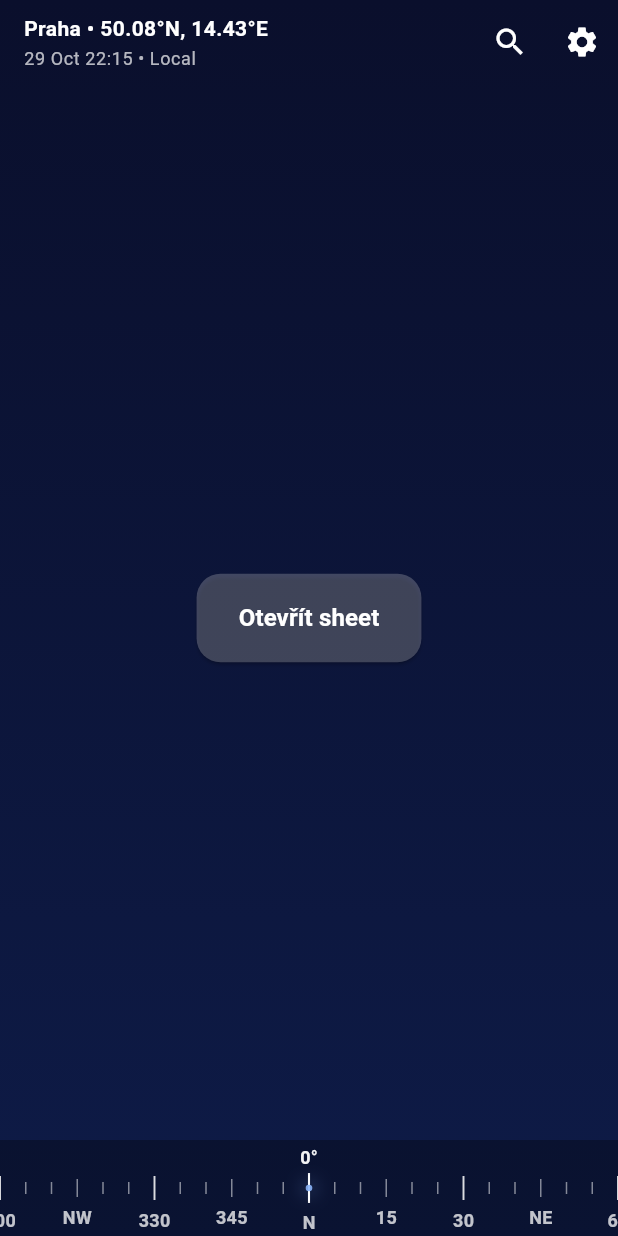
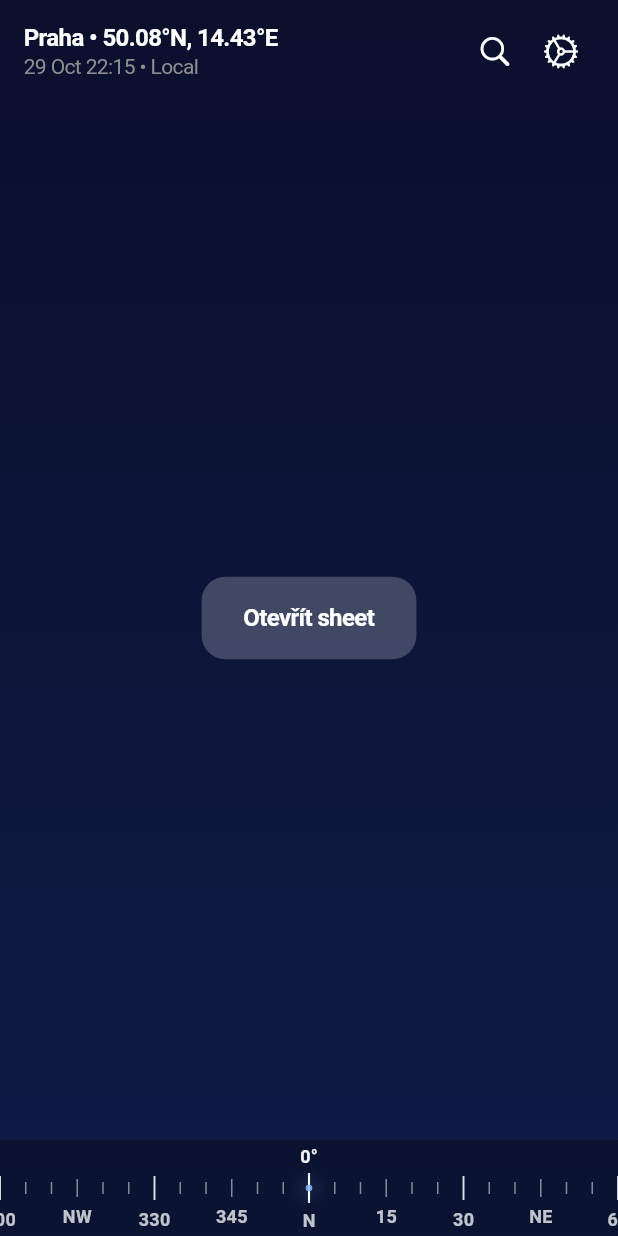
Before and after one commit to vojtechtomasek/livenight_skyview, a Flutter app: the screen it shows after launch, on a phone screen of 412 x 824 dp. Run offline on Flutter 3.47's test engine with Material 3 defaults, Android fonts, the phone set to English and light mode, and no system bars; our stand-ins replace auto_route, flutter_compass.

Commit message:
Refactor app to use Cupertino widgets for a consistent iOS design

```diff
--- a/lib/main.dart
+++ b/lib/main.dart
@@ -1,4 +1,4 @@
-import 'package:flutter/material.dart';
+import 'package:flutter/cupertino.dart';
 import 'package:provider/provider.dart';
 import 'providers/conpass_provider.dart';
 import 'routes/app_router.dart';
@@ -20,9 +20,12 @@ class MainApp extends StatelessWidget {
           create: (_) => CompassProvider()..start(),
         ),
       ],
-      child: MaterialApp.router(
+      child: CupertinoApp.router(
         debugShowCheckedModeBanner: false,
         routerConfig: appRouter.config(),
+        theme: const CupertinoThemeData(
+          brightness: Brightness.dark,
+        ),
       ),
     );
   }
--- a/lib/screens/intro/intro_screen.dart
+++ b/lib/screens/intro/intro_screen.dart
@@ -1,5 +1,5 @@
 import 'package:auto_route/annotations.dart';
-import 'package:flutter/material.dart';
+import 'package:flutter/cupertino.dart';
 
 @RoutePage()
 class IntroScreen extends StatelessWidget {
@@ -7,8 +7,8 @@ class IntroScreen extends StatelessWidget {
 
   @override
   Widget build(BuildContext context) {
-    return Scaffold(
-      body: Container(
+    return CupertinoPageScaffold(
+      child: Container(
         decoration: const BoxDecoration(
           gradient: LinearGradient(
             begin: Alignment.topCenter,
--- a/lib/screens/object_detail/widgets/object_basic_info.dart
+++ b/lib/screens/object_detail/widgets/object_basic_info.dart
@@ -1,4 +1,4 @@
-import 'package:flutter/material.dart';
+import 'package:flutter/cupertino.dart';
 import 'info_row.dart';
 
 class ObjectBasicInfo extends StatelessWidget {
@@ -12,7 +12,7 @@ class ObjectBasicInfo extends StatelessWidget {
         Text(
           "Basic Info",
           style: TextStyle(
-            color: Colors.white,
+            color: CupertinoColors.white,
             fontSize: 18,
             fontWeight: FontWeight.w600,
           ),
--- a/lib/screens/object_detail/widgets/object_description.dart
+++ b/lib/screens/object_detail/widgets/object_description.dart
@@ -1,4 +1,4 @@
-import 'package:flutter/material.dart';
+import 'package:flutter/cupertino.dart';
 
 class ObjectDescription extends StatelessWidget {
   const ObjectDescription({super.key});
@@ -11,7 +11,7 @@ class ObjectDescription extends StatelessWidget {
         const Text(
           "Description",
           style: TextStyle(
-            color: Colors.white,
+            color: CupertinoColors.white,
             fontSize: 18,
             fontWeight: FontWeight.w600,
           ),
@@ -20,7 +20,7 @@ class ObjectDescription extends StatelessWidget {
         Text(
           "This is a placeholder description for the selected object. ",
           style: TextStyle(
-            color: Colors.white.withValues(alpha: 0.85),
+            color: CupertinoColors.white.withOpacity(0.85),
             height: 1.5,
             fontSize: 14.5,
           ),
--- a/lib/screens/settings/widgets/display_settings.dart
+++ b/lib/screens/settings/widgets/display_settings.dart
@@ -1,4 +1,4 @@
-import 'package:flutter/material.dart';
+import 'package:flutter/cupertino.dart';
 import 'settings_section_title.dart';
 import 'settings_title.dart';
 
@@ -23,8 +23,9 @@ class DisplaySettingsSection extends StatelessWidget {
         SettingsTile(
           title: "Show Constellation Lines",
           subtitle: "Display lines connecting stars",
-          trailing: Switch(
+          trailing: CupertinoSwitch(
               value: showConstellationLines,
+              activeColor: CupertinoColors.activeBlue,
               onChanged: onShowConstellationLinesChanged),
         ),
       ],
--- a/lib/screens/settings/widgets/settings_section_title.dart
+++ b/lib/screens/settings/widgets/settings_section_title.dart
@@ -1,4 +1,4 @@
-import 'package:flutter/material.dart';
+import 'package:flutter/cupertino.dart';
 
 class SettingsSectionTitle extends StatelessWidget {
   final String title;
@@ -9,7 +9,7 @@ class SettingsSectionTitle extends StatelessWidget {
     return Text(
       title,
       style: TextStyle(
-        color: Colors.white.withValues(alpha: 0.8),
+        color: CupertinoColors.white.withOpacity(0.8),
         fontSize: 16,
         fontWeight: FontWeight.bold,
         letterSpacing: 0.5,
--- a/lib/screens/sky_view/sky_view_screen.dart
+++ b/lib/screens/sky_view/sky_view_screen.dart
@@ -1,4 +1,4 @@
-import 'package:flutter/material.dart';
+import 'package:flutter/cupertino.dart';
 import 'package:auto_route/auto_route.dart';
 import '../../routes/app_router.dart';
 import '../object_detail/object_detail_screen.dart';
@@ -45,54 +45,44 @@ class _SkyViewScreenState extends State<SkyViewScreen> {
 
   @override
   Widget build(BuildContext context) {
-    return Scaffold(
-      body: Stack(
+    return CupertinoPageScaffold(
+      child: GestureDetector(
+        onTap: () {
+          if (_isSearching) {
+            FocusScope.of(context).unfocus();
+            _hideSearch();
+          }
+        },
+        child: Stack(
           children: [
             const SkyViewBackground(),
 
-          SafeArea(
+            Positioned(
+              top: 0,
+              left: 0,
+              right: 0,
+              child: SafeArea(
                 bottom: false,
                 child: _isSearching
                     ? Padding(
                         padding: const EdgeInsets.symmetric(horizontal: 16, vertical: 8),
-                    child: TextField(
+                        child: GestureDetector(
+                          onTap: () {},
+                          child: CupertinoSearchTextField(
                             controller: _searchController,
                             focusNode: _searchFocusNode,
-                      style: const TextStyle(color: Colors.white),
-                      decoration: InputDecoration(
-                        hintText: 'Search objects...',
-                        hintStyle: const TextStyle(color: Colors.white70),
-                        prefixIcon: IconButton(
-                          icon: const Icon(Icons.arrow_back, color: Colors.white),
-                          onPressed: _hideSearch,
-                        ),
-                        suffixIcon: _searchController.text.isNotEmpty
-                            ? IconButton(
-                                icon: const Icon(Icons.clear, color: Colors.white),
-                                onPressed: () {
+                            style: const TextStyle(color: CupertinoColors.white),
+                            placeholder: 'Search objects...',
+                            placeholderStyle: const TextStyle(color: CupertinoColors.systemGrey),
+                            backgroundColor: CupertinoColors.white.withOpacity(0.15),
+                            onChanged: (value) {
+                              setState(() {});
+                            },
+                            onSuffixTap: () {
                               _searchController.clear();
                               setState(() {});
                             },
-                              )
-                            : null,
-                        filled: true,
-                        fillColor: Colors.white.withValues(alpha: 0.15),
-                        border: OutlineInputBorder(
-                          borderRadius: BorderRadius.circular(12),
-                          borderSide: const BorderSide(color: Colors.white24),
                           ),
-                        enabledBorder: OutlineInputBorder(
-                          borderRadius: BorderRadius.circular(12),
-                          borderSide: const BorderSide(color: Colors.white24),
-                        ),
-                        focusedBorder: OutlineInputBorder(
-                          borderRadius: BorderRadius.circular(12),
-                          borderSide: const BorderSide(color: Colors.white54),
-                        ),
-                      ),
-                      onChanged: (value) {
-                        setState(() {});
-                      },
                         ),
                       )
                     : SkyViewTopBar(
@@ -102,29 +92,32 @@ class _SkyViewScreenState extends State<SkyViewScreen> {
                         onSearchTap: _showSearch,
                       ),
               ),
+            ),
 
             const SkyViewBottomBar(),
 
             // Tlačítko jako POSLEDNÍ vrstva (nejvyšší z-index)
             Center(
-            child: ElevatedButton(
+              child: CupertinoButton(
                 onPressed: () {
                   showObjectDetailSheet(context);
                 },
-              style: ElevatedButton.styleFrom(
-                backgroundColor: Colors.white.withValues(alpha: 0.22),
-                foregroundColor: Colors.white,
+                color: CupertinoColors.white.withOpacity(0.22),
                 padding: const EdgeInsets.symmetric(horizontal: 28, vertical: 18),
-                shape: RoundedRectangleBorder(borderRadius: BorderRadius.circular(16)),
-              ),
+                borderRadius: BorderRadius.circular(16),
                 child: const Text(
                   'Otevřít sheet',
-                style: TextStyle(fontSize: 16, fontWeight: FontWeight.w600),
+                  style: TextStyle(
+                    fontSize: 16,
+                    fontWeight: FontWeight.w600,
+                    color: CupertinoColors.white,
+                  ),
                 ),
               ),
             ),
           ],
         ),
+      ),
     );
   }
 }
--- a/lib/screens/sky_view/widgets/compass_widget.dart
+++ b/lib/screens/sky_view/widgets/compass_widget.dart
@@ -1,4 +1,4 @@
-import 'package:flutter/material.dart';
+import 'package:flutter/cupertino.dart';
 
 class CompassWidget extends StatelessWidget {
   final double heading;        // azimut [0..360)
@@ -10,7 +10,7 @@ class CompassWidget extends StatelessWidget {
     super.key,
     required this.heading,
     this.fovDegrees = 120,
-    this.color = Colors.white,
+    this.color = CupertinoColors.white,
     this.markerColor = const Color(0xFF8AB4F8),
   });
 
@@ -22,8 +22,8 @@ class CompassWidget extends StatelessWidget {
         fov: fovDegrees.clamp(30, 180),
         color: color,
         markerColor: markerColor,
-        textStyle: Theme.of(context).textTheme.bodySmall?.copyWith(
-              color: color.withValues(alpha: .75),
+        textStyle: CupertinoTheme.of(context).textTheme.textStyle.copyWith(
+              color: color.withOpacity(.75),
               fontSize: 12,
               fontWeight: FontWeight.w600,
               letterSpacing: 0.2,
@@ -75,11 +75,11 @@ class _CompassPainter extends CustomPainter {
     final centerY = h / 2;
 
     final tickMinor = Paint()
-      ..color = color.withValues(alpha: .5)
+      ..color = color.withOpacity(.5)
       ..strokeWidth = 1;
 
     final tickMajor = Paint()
-      ..color = color.withValues(alpha: .85)
+      ..color = color.withOpacity(.85)
       ..strokeWidth = 1.3;
 
     final pxPerDeg = w / fov;
@@ -126,7 +126,7 @@ class _CompassPainter extends CustomPainter {
 
     // Glow efekt (rozmazaná modrá)
     final glow = Paint()
-      ..color = markerColor.withValues(alpha: .4)
+      ..color = markerColor.withOpacity(.4)
       ..maskFilter = const MaskFilter.blur(BlurStyle.normal, 6);
     canvas.drawCircle(Offset(cx, centerY), 4, glow);
 
@@ -135,7 +135,7 @@ class _CompassPainter extends CustomPainter {
       Offset(cx, centerY - 10),
       Offset(cx, centerY + 10),
       Paint()
-        ..color = Colors.white.withValues(alpha: .9)
+        ..color = CupertinoColors.white.withOpacity(.9)
         ..strokeWidth = 1.4,
     );
 
@@ -144,7 +144,7 @@ class _CompassPainter extends CustomPainter {
       Offset(cx, centerY),
       2.2,
       Paint()
-        ..color = markerColor.withValues(alpha: .9)
+        ..color = markerColor.withOpacity(.9)
         ..style = PaintingStyle.fill,
     );
 
@@ -154,7 +154,7 @@ class _CompassPainter extends CustomPainter {
       text: TextSpan(
         text: '$centerDeg°',
         style: (textStyle ?? const TextStyle()).copyWith(
-          color: Colors.white.withValues(alpha: .95),
+          color: CupertinoColors.white.withOpacity(.95),
           fontWeight: FontWeight.w700,
         ),
       ),
--- a/lib/screens/sky_view/widgets/sky_view_background.dart
+++ b/lib/screens/sky_view/widgets/sky_view_background.dart
@@ -1,4 +1,4 @@
-import 'package:flutter/material.dart';
+import 'package:flutter/cupertino.dart';
 
 class SkyViewBackground extends StatelessWidget {
   const SkyViewBackground({super.key});
--- a/lib/screens/sky_view/widgets/sky_view_bottom_bar.dart
+++ b/lib/screens/sky_view/widgets/sky_view_bottom_bar.dart
@@ -1,4 +1,4 @@
-import 'package:flutter/material.dart';
+import 'package:flutter/cupertino.dart';
 import 'package:provider/provider.dart';
 import '../../../providers/conpass_provider.dart';
 import 'compass_widget.dart';
@@ -15,14 +15,14 @@ class SkyViewBottomBar extends StatelessWidget {
         top: false,
         child: Container(
           height: 64,
-          color: Colors.black.withValues(alpha: .30),
+          color: CupertinoColors.black.withOpacity(.30),
           child: Consumer<CompassProvider>(
             builder: (_, compass, __) {
               final heading = compass.heading ?? 0.0;
               return CompassWidget(
                 heading: heading,
                 fovDegrees: 120,
-                color: Colors.white,
+                color: CupertinoColors.white,
                 markerColor: const Color(0xFF8AB4F8),
               );
             },
--- a/lib/screens/sky_view/widgets/sky_view_top_bar.dart
+++ b/lib/screens/sky_view/widgets/sky_view_top_bar.dart
@@ -1,6 +1,6 @@
-import 'package:flutter/material.dart';
+import 'package:flutter/cupertino.dart';
 
-class SkyViewTopBar extends StatelessWidget implements PreferredSizeWidget {
+class SkyViewTopBar extends StatelessWidget {
   final VoidCallback? onSearchTap;
   final VoidCallback? onSettingsTap;
 
@@ -12,44 +12,59 @@ class SkyViewTopBar extends StatelessWidget implements PreferredSizeWidget {
 
   @override
   Widget build(BuildContext context) {
-    return AppBar(
-      backgroundColor: Colors.transparent,
-      elevation: 0,
-      automaticallyImplyLeading: false,
-      title: Column(
+    return Container(
+      padding: const EdgeInsets.symmetric(horizontal: 16, vertical: 12),
+      color: CupertinoColors.transparent,
+      child: SafeArea(
+        bottom: false,
+        child: Row(
+          children: [
+            Expanded(
+              child: Column(
                 crossAxisAlignment: CrossAxisAlignment.start,
                 children: [
                   Text(
                     "Praha • 50.08°N, 14.43°E",
-            style: Theme.of(context).textTheme.bodyMedium?.copyWith(
-                  color: Colors.white,
+                    style: CupertinoTheme.of(context).textTheme.textStyle.copyWith(
+                          color: CupertinoColors.white,
                           fontWeight: FontWeight.w600,
+                          fontSize: 16,
                         ),
                     overflow: TextOverflow.ellipsis,
                   ),
                   const SizedBox(height: 2),
                   Text(
                     "29 Oct 22:15 • Local",
-            style: Theme.of(context).textTheme.bodySmall?.copyWith(
-                  color: Colors.white70,
+                    style: CupertinoTheme.of(context).textTheme.textStyle.copyWith(
+                          color: CupertinoColors.systemGrey,
+                          fontSize: 14,
                         ),
                     overflow: TextOverflow.ellipsis,
                   ),
                 ],
               ),
-      actions: [
-        IconButton(
+            ),
+            CupertinoButton(
+              padding: EdgeInsets.zero,
               onPressed: onSearchTap,
-          icon: const Icon(Icons.search, color: Colors.white),
+              child: const Icon(
+                CupertinoIcons.search,
+                color: CupertinoColors.white,
+                size: 24,
               ),
-        IconButton(
+            ),
+            CupertinoButton(
+              padding: EdgeInsets.zero,
               onPressed: onSettingsTap,
-          icon: const Icon(Icons.settings, color: Colors.white),
+              child: const Icon(
+                CupertinoIcons.settings,
+                color: CupertinoColors.white,
+                size: 24,
+              ),
             ),
           ],
+        ),
+      ),
     );
   }
-
-  @override
-  Size get preferredSize => const Size.fromHeight(kToolbarHeight);
 }
--- a/pubspec.yaml
+++ b/pubspec.yaml
@@ -9,6 +9,7 @@ environment:
 dependencies:
   flutter:
     sdk: flutter
+  cupertino_icons: ^1.0.8
   auto_route: ^10.2.0
   geolocator: ^14.0.2
   http: ^0.13.4
@@ -26,6 +27,5 @@ dev_dependencies:
   build_runner: ^2.10.1
 
 flutter:
-  uses-material-design: true
   assets:
     - lib/assets/images/
```
Also changed, not shown: lib/screens/object_detail/object_detail_screen.dart (+4 -6 lines), lib/screens/object_detail/widgets/info_row.dart (+5 -5 lines), lib/screens/object_detail/widgets/object_header.dart (+7 -7 lines), lib/screens/settings/settings_screen.dart (+20 -9 lines), lib/screens/settings/widgets/about_settings.dart (+22 -7 lines), lib/screens/settings/widgets/location_settings.dart (+19 -17 lines), lib/screens/settings/widgets/settings_title.dart (+5 -5 lines), pubspec.lock. Lines whose indentation alone changed are shown as unchanged.
